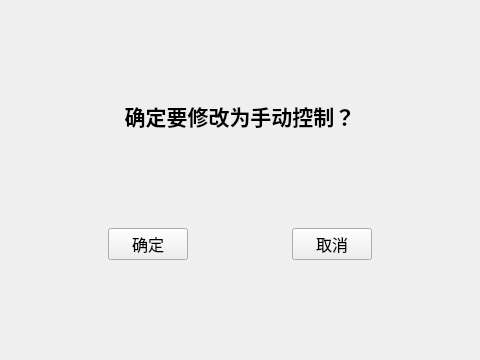
This is uis/manual_control_confirm.ui in Polaris-SJTU/BrakeControlSystemGUI as Qt 5 draws it before an edit. The edited form follows.
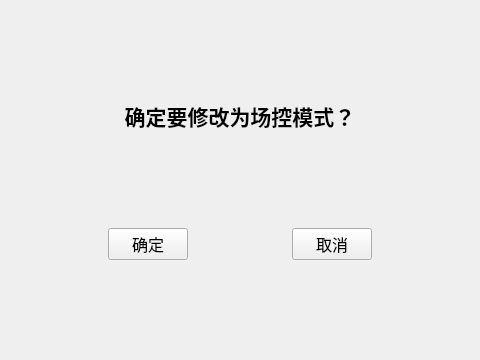
This is the edited form.

Diff of the .ui file:
```diff
--- a/uis/manual_control_confirm.ui
+++ b/uis/manual_control_confirm.ui
@@ -67,7 +67,7 @@
       </font>
      </property>
      <property name="text">
-      <string>&lt;html&gt;&lt;head/&gt;&lt;body&gt;&lt;p&gt;&lt;span style=&quot; font-size:16pt; font-weight:600;&quot;&gt;确定要修改为手动控制？&lt;/span&gt;&lt;/p&gt;&lt;/body&gt;&lt;/html&gt;</string>
+      <string>&lt;html&gt;&lt;head/&gt;&lt;body&gt;&lt;p&gt;&lt;span style=&quot; font-size:16pt; font-weight:600;&quot;&gt;确定要修改为场控模式？&lt;/span&gt;&lt;/p&gt;&lt;/body&gt;&lt;/html&gt;</string>
      </property>
      <property name="alignment">
       <set>Qt::AlignCenter</set>
```
Left out of the diff: 4 changed lines with no effect on the pictures.
